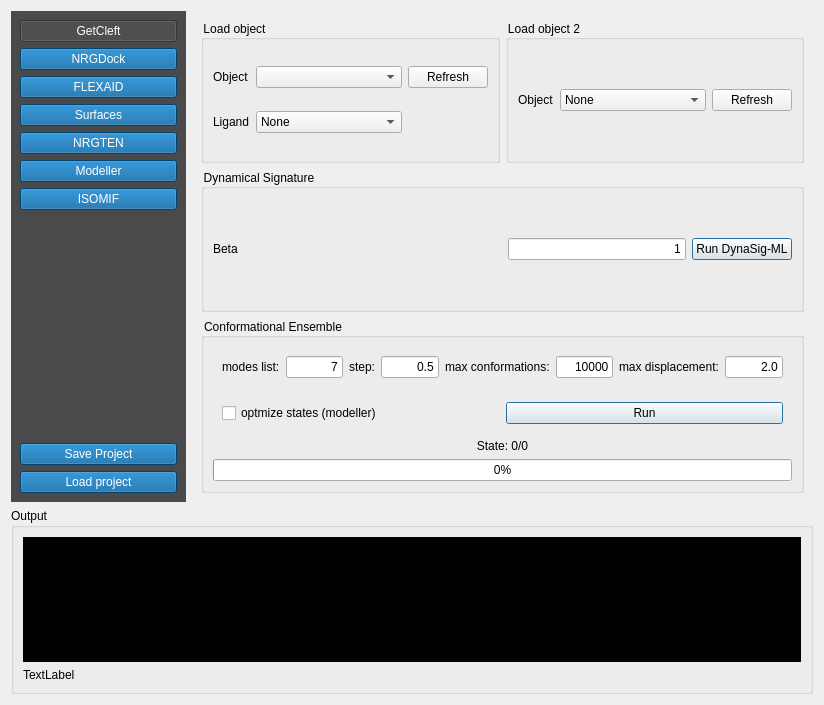
ThomasDesc/NRG_plugin, file nrgdock_widget.ui: the form before one commit.
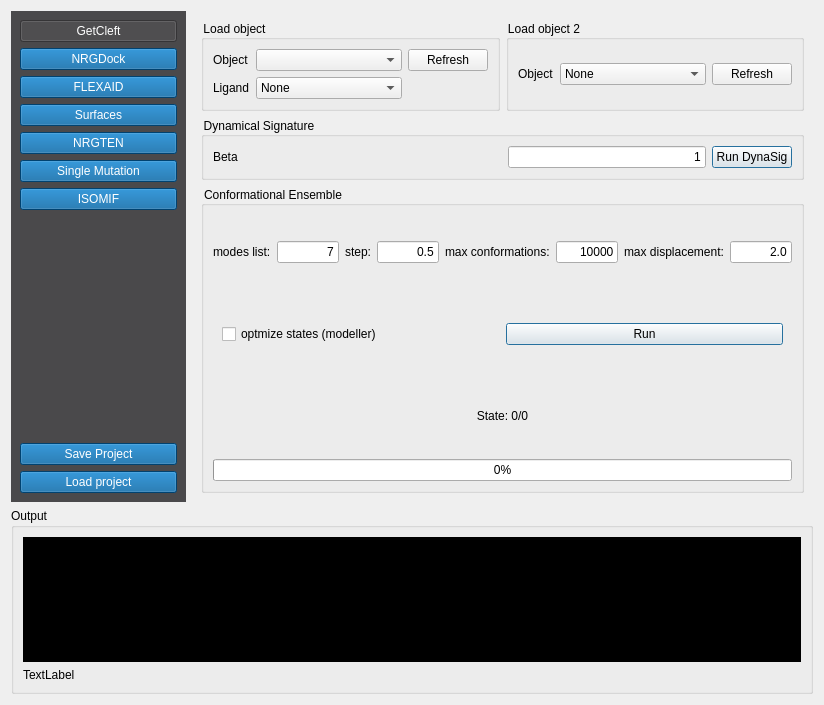
The form after the commit. The open tabs and pages were chosen to show the change.

Commit message: fix flexaid table colours

The edit to the form file:
```diff
--- a/nrgdock_widget.ui
+++ b/nrgdock_widget.ui
@@ -169,7 +169,7 @@
          <item>
           <widget class="QPushButton" name="button_modeller">
            <property name="text">
-            <string>Modeller</string>
+            <string>Single Mutation</string>
            </property>
            <property name="checkable">
             <bool>true</bool>
@@ -2176,6 +2176,12 @@
           </item>
           <item>
            <widget class="QGroupBox" name="groupBox_58">
+            <property name="sizePolicy">
+             <sizepolicy hsizetype="Preferred" vsizetype="Minimum">
+              <horstretch>0</horstretch>
+              <verstretch>0</verstretch>
+             </sizepolicy>
+            </property>
             <property name="title">
              <string>Dynamical Signature</string>
             </property>
@@ -2213,7 +2219,7 @@
              <item>
               <widget class="QPushButton" name="NRGten_dynasig_run">
                <property name="text">
-                <string>Run DynaSig-ML</string>
+                <string>Run DynaSig</string>
                </property>
                <property name="default">
                 <bool>true</bool>
@@ -2225,6 +2231,12 @@
           </item>
           <item>
            <widget class="QGroupBox" name="groupBox_56">
+            <property name="sizePolicy">
+             <sizepolicy hsizetype="Preferred" vsizetype="Expanding">
+              <horstretch>0</horstretch>
+              <verstretch>0</verstretch>
+             </sizepolicy>
+            </property>
             <property name="title">
              <string>Conformational Ensemble</string>
             </property>
@@ -2238,6 +2250,18 @@
                 <enum>QFrame::Plain</enum>
                </property>
                <layout class="QHBoxLayout" name="horizontalLayout_12">
+                <property name="leftMargin">
+                 <number>0</number>
+                </property>
+                <property name="topMargin">
+                 <number>0</number>
+                </property>
+                <property name="rightMargin">
+                 <number>0</number>
+                </property>
+                <property name="bottomMargin">
+                 <number>0</number>
+                </property>
                 <item>
                  <layout class="QHBoxLayout" name="horizontalLayout_53">
                   <item>
```
Left out of the diff: 2 changed lines with no effect on the pictures.
